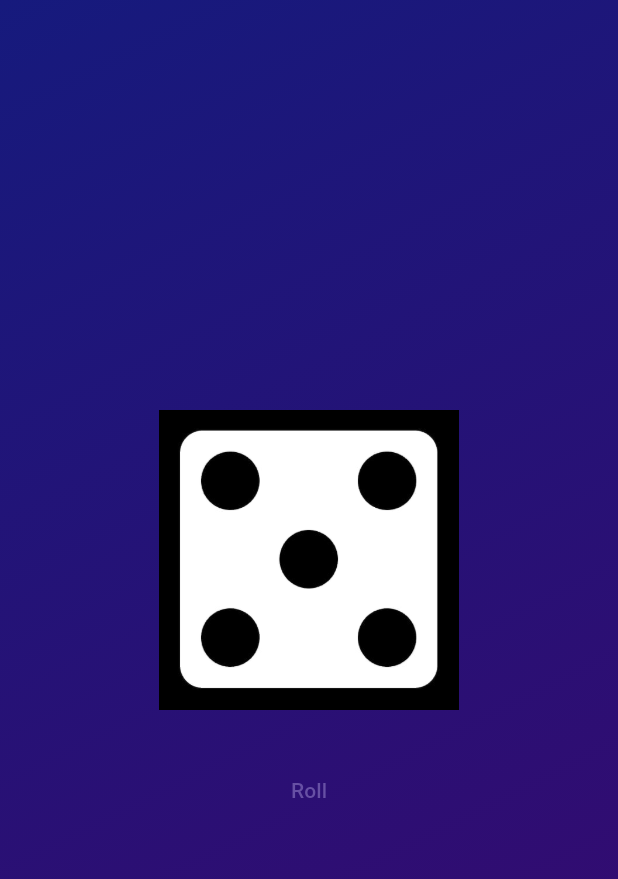
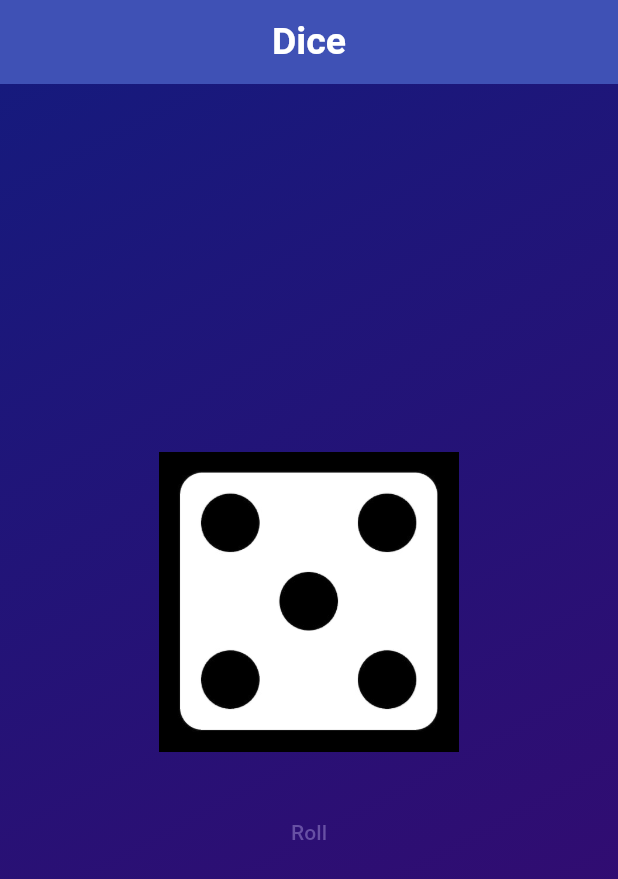
Before and after one commit to OPCODE-Open-Spring-Fest/Virtual_DiceRoll, a Flutter app: the screen it shows after launch, on a phone screen of 412 x 824 dp. Shown: the top 879 px of the screen. Run offline on Flutter 3.47's test engine with Material 3 defaults, Android fonts, the phone set to English and light mode, and no system bars.

Commit message:
feat: added appbar

```diff
--- a/lib/main.dart
+++ b/lib/main.dart
@@ -3,18 +3,30 @@ import 'package:roll_dice_app/gradient_container.dart';
 
 void main() {
   runApp(
-  const MyApp()
+    MyApp(),
   );
 }
 
 class MyApp extends StatelessWidget {
-  const MyApp({super.key});
+  const MyApp({Key? key}) : super(key: key);
 
   @override
   Widget build(BuildContext context) {
-    return const MaterialApp(
+    return MaterialApp(
       debugShowCheckedModeBanner: false,
       home: Scaffold(
+        appBar: AppBar(
+          backgroundColor: Colors.indigo,
+          title: Text(
+            "Dice",
+            style: TextStyle(
+              fontWeight: FontWeight.w600,
+              color: Colors.white,
+              fontSize: 25.0,
+            ),
+          ),
+          centerTitle: true,
+        ),
         body: GradientContainer(
           Color.fromARGB(255, 22, 26, 125),
           Color.fromARGB(255, 57, 8, 110),
```
Also changed, not shown: package-lock.json.
